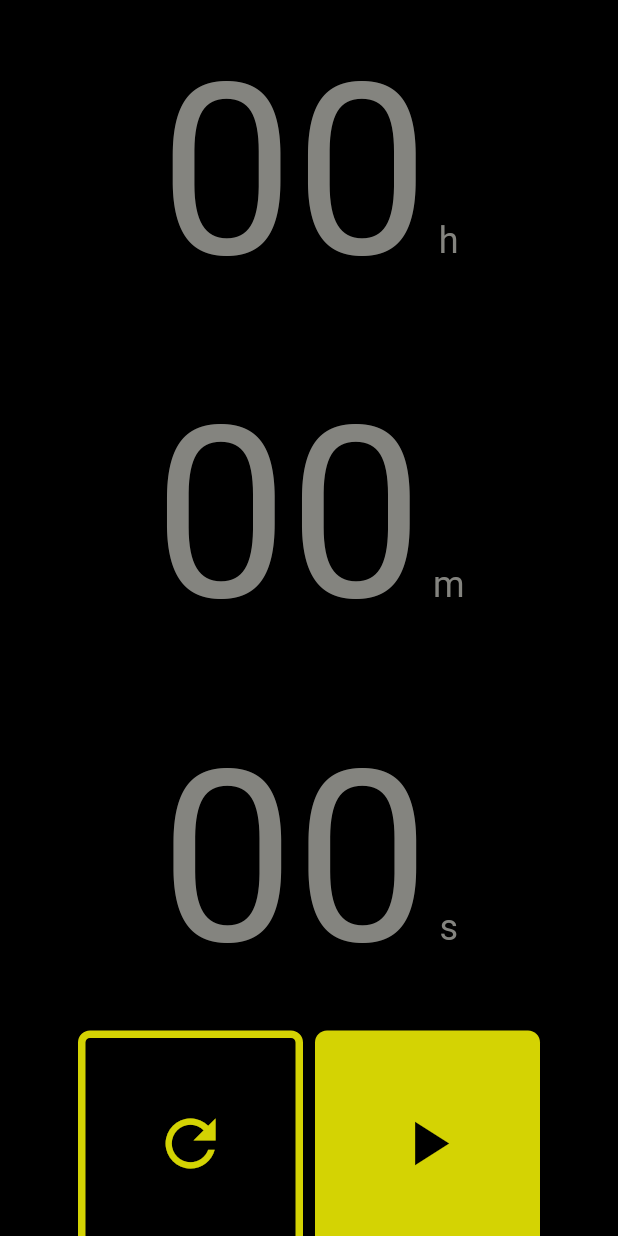
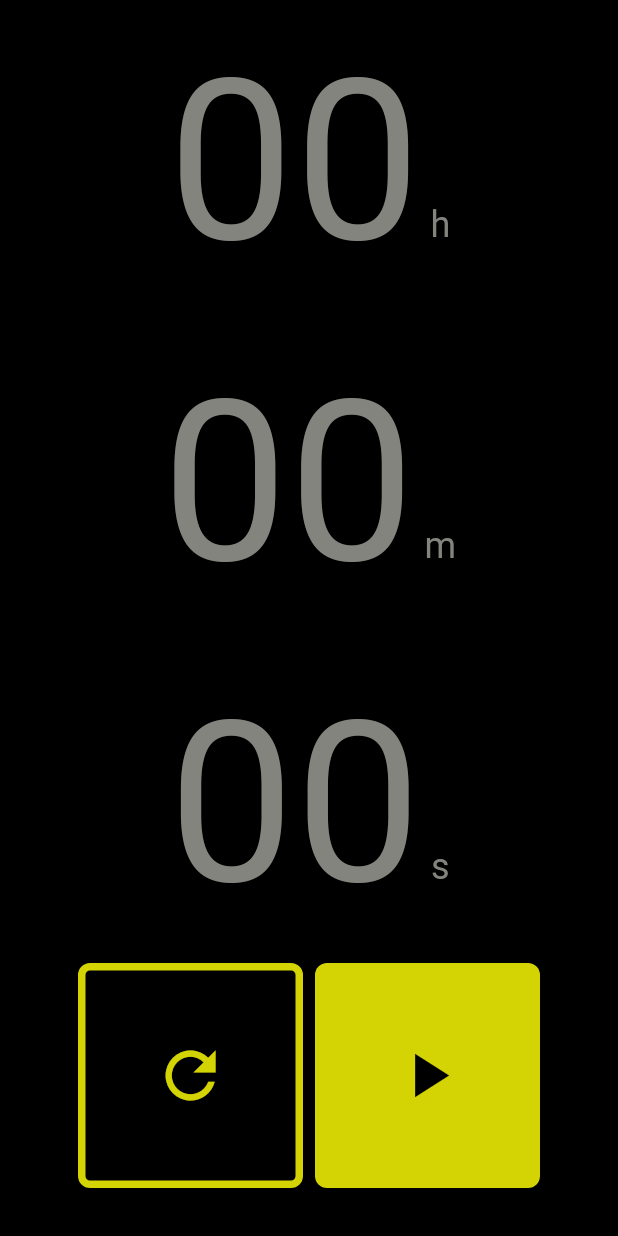
Before and after one commit to ihafizhuddin/dicoding_final, a Flutter app: the StopwatchScreen screen opened directly, on a phone screen of 412 x 824 dp. Run offline on Flutter 3.47's test engine with Material 3 defaults, Android fonts, the phone set to English and light mode, and no system bars; our stand-ins replace google_fonts.

Commit message:
Fix : revisi V3, adjiust font size

```diff
--- a/lib/component/view_component.dart
+++ b/lib/component/view_component.dart
@@ -198,7 +198,7 @@ class CustomStopwatchText extends StatelessWidget {
           '$timeText',
           style: GoogleFonts.roboto(
             color: timeTextColor,
-            fontSize: height > 800 ? 160 : 120,
+            fontSize: height > 800 ? 150 : 120,
           ),
         ),
         Text(
--- a/lib/screen/stopwatch_screen.dart
+++ b/lib/screen/stopwatch_screen.dart
@@ -75,7 +75,8 @@ class _StopwatchBodyState extends State<StopwatchBody> {
     var hourColor = stopwatch.elapsed.inHours > 0 ? Colors.white.withOpacity(0.8) : customGrey;
     var minuteColor = stopwatch.elapsed.inMinutes > 0 ? customYellow : customGrey;
     var secondColor = stopwatch.elapsed.inSeconds > 0 ? Colors.white : customGrey;
-    return Column(
+    return SingleChildScrollView(
+      child: Column(
         mainAxisSize: MainAxisSize.max,
         mainAxisAlignment: MainAxisAlignment.end,
         children: [
@@ -123,6 +124,7 @@ class _StopwatchBodyState extends State<StopwatchBody> {
             ],
           )
         ],
+      ),
     );
   }
 }
```
Lines whose indentation alone changed are shown as unchanged.
